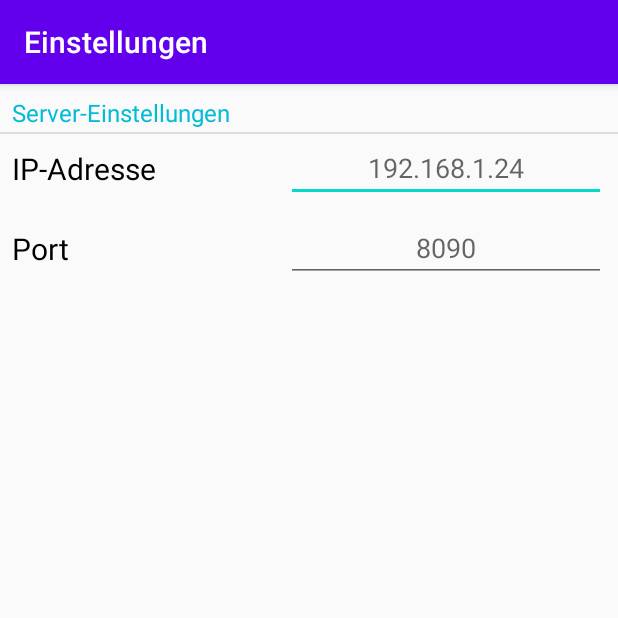
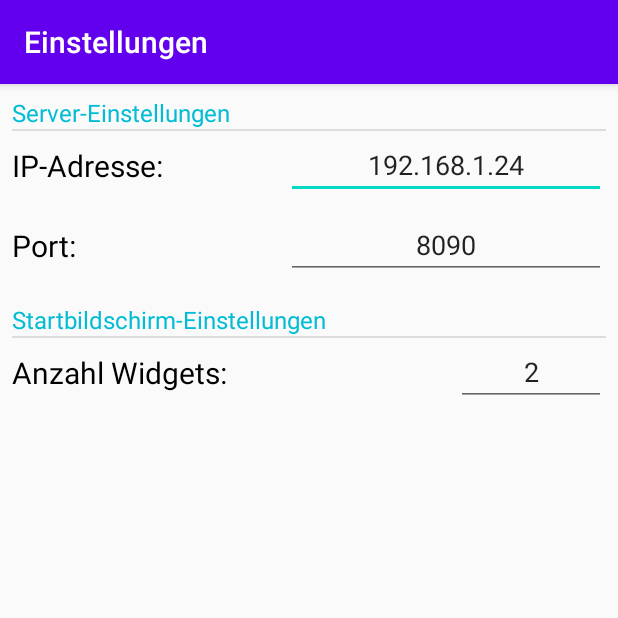
Before and after one commit to maxkofler/HomeNet-App, an Android app: the screen it shows after launch (Settings), in the options menu, after a tap on "Settings", on a phone screen of 412 x 824 dp, the top half of it. Run offline under Robolectric (Android 15) with nearby library versions, the phone set to English and light mode, and no system bars; our stand-ins replace navigation-ui; 1 statement that could not run was skipped.

Commit message:
Improved settings page, finalized server settings moved to V0.01 - first alpha!

```diff
--- a/app/build.gradle
+++ b/app/build.gradle
@@ -5,13 +5,14 @@ android {
     buildToolsVersion "30.0.2"
 
     defaultConfig {
-        applicationId "com.example.homenet"
+        applicationId 'sdt.maxkofler.homenet'
         minSdkVersion 24
         targetSdkVersion 30
         versionCode 1
-        versionName "1.0"
+        versionName '0.01'
 
         testInstrumentationRunner "androidx.test.runner.AndroidJUnitRunner"
+        versionNameSuffix 'beta'
     }
 
     buildTypes {
--- a/app/src/main/java/com/example/homenet/Settings.java
+++ b/app/src/main/java/com/example/homenet/Settings.java
@@ -1,11 +1,30 @@
 package com.example.homenet;
 
+import androidx.appcompat.app.AlertDialog;
 import androidx.appcompat.app.AppCompatActivity;
 
+import android.annotation.SuppressLint;
+import android.app.Activity;
+import android.content.Context;
+import android.content.DialogInterface;
+import android.content.Intent;
+import android.content.SharedPreferences;
 import android.os.Bundle;
-import android.os.Handler;
+import android.widget.EditText;
+import android.widget.Toast;
+
+import com.example.homenet.ui.home.HomeFragment;
+
+import static android.content.Intent.FLAG_ACTIVITY_NEW_TASK;
 
 public class Settings extends AppCompatActivity {
+
+    private SharedPreferences preferences;
+    private SharedPreferences.Editor prefseditor;
+
+    EditText et_server_ip;
+    EditText et_server_port;
+    EditText et_cTiles;
 
     @Override
     protected void onCreate(Bundle savedInstanceState) {
@@ -14,5 +33,71 @@ public class Settings extends AppCompatActivity {
 
         getSupportActionBar().setTitle(getString(R.string.title_settings));
 
+        preferences = getSharedPreferences(getString(R.string.key_hnSavesFile), Context.MODE_PRIVATE);
+        prefseditor = preferences.edit();
+
+        et_server_ip = findViewById(R.id.et_s_ip);
+        et_server_port = findViewById(R.id.et_s_port);
+        et_cTiles = findViewById(R.id.et_cTiles);
+
+        loadChanges();
+
+    }
+
+
+    private void saveChanges(){
+        prefseditor.putString(getString(R.string.key_ServerIP), et_server_ip.getText().toString());
+        prefseditor.putInt(getString(R.string.key_ServerPort), Integer.parseInt(et_server_port.getText().toString()));
+        prefseditor.putInt(getString(R.string.key_countTiles), Integer.parseInt(et_cTiles.getText().toString()));
+        prefseditor.commit();
+
+        runOnUiThread(new Runnable() {
+            @Override
+            public void run() {
+                Toast.makeText(getApplicationContext(), getString(R.string.opt_restart), Toast.LENGTH_LONG).show();
+                triggerRebirth(getApplicationContext());
+            }
+        });
+    }
+
+    public static void triggerRebirth(Context context) {
+        Intent intent = new Intent(context, MainActivity.class);
+        intent.addFlags(FLAG_ACTIVITY_NEW_TASK);
+        //intent.putExtra(KEY_RESTART_INTENT, nextIntent);
+        context.startActivity(intent);
+        if (context instanceof Activity) {
+            ((Activity) context).finish();
+        }
+
+        Runtime.getRuntime().exit(0);
+    }
+
+    private void loadChanges(){
+        et_server_ip.setText(preferences.getString(getString(R.string.key_ServerIP), "192.168.1.24"));
+        et_server_port.setText(Integer.toString(preferences.getInt(getString(R.string.key_ServerPort), 8090)));
+        et_cTiles.setText(Integer.toString(preferences.getInt(getString(R.string.key_countTiles), 2)));
+    }
+
+    @Override
+    public void onBackPressed() {
+        System.out.println("Back pressed, promting dialog!");
+        new AlertDialog.Builder(this)
+                .setTitle(getString(R.string.s_exit_title))
+                .setMessage(getString(R.string.s_exit_text))
+                .setNegativeButton(R.string.s_exit_no, new DialogInterface.OnClickListener() {
+                    @Override
+                    public void onClick(DialogInterface dialog, int which) {
+                        System.err.println("Discarding changes!");
+                        finish();
+                    }
+                })
+                .setPositiveButton(R.string.s_exit_yes, new DialogInterface.OnClickListener() {
+
+                    public void onClick(DialogInterface arg0, int arg1) {
+                        System.out.println("Saving changes!");
+                        saveChanges();
+                        finish();
+                    }
+                }).create().show();
     }
 }
--- a/app/src/main/java/com/example/homenet/ValueView.java
+++ b/app/src/main/java/com/example/homenet/ValueView.java
@@ -16,6 +16,8 @@ import androidx.constraintlayout.widget.ConstraintLayout;
 import com.example.homenet.weathersens.WSValueserver;
 
 public class ValueView extends ConstraintLayout {
+
+
 
     private TextView tv_desc_bigValue;
     private TextView tv_bigValue;
@@ -72,6 +74,13 @@ public class ValueView extends ConstraintLayout {
         tv_smValue1 = findViewById(R.id.sValue1);
         tv_desc_smValue2 = findViewById(R.id.desc_sValue2);
         tv_smValue2 = findViewById(R.id.sValue2);
+
+        this.setOnClickListener(new OnClickListener() {
+            @Override
+            public void onClick(View v) {
+                openChooseDialog();
+            }
+        });
     }
 
     public void initialize(int id, String ip, int port){
@@ -111,20 +120,18 @@ public class ValueView extends ConstraintLayout {
 
     }
 
-    @Override
+    /*@Override
     public boolean dispatchTouchEvent(MotionEvent event) {
-        System.out.println("Event!");
-        openChooseDialog();
+        if (event.getAction() != MotionEvent.ACTION_MOVE)
+        {
+            System.out.println("Event!");
+            openChooseDialog();
+            return super.dispatchTouchEvent(event);
+        }
         return super.dispatchTouchEvent(event);
-    }
+    }*/
 
 
-    @Override
-    public boolean dispatchKeyEvent(KeyEvent event) {
-        System.out.println("Event!");
-        openChooseDialog();
-        return super.dispatchKeyEvent(event);
-    }
 
     public void openChooseDialog(){
         System.out.println("Opening Choose dialog!");
--- a/app/src/main/java/com/example/homenet/ui/home/HomeFragment.java
+++ b/app/src/main/java/com/example/homenet/ui/home/HomeFragment.java
@@ -51,7 +51,7 @@ public class HomeFragment extends Fragment {
                 ViewModelProviders.of(this).get(HomeViewModel.class);
         View root = inflater.inflate(R.layout.fragment_home, container, false);
 
-        preferences = this.getActivity().getSharedPreferences("hnSettings", Context.MODE_PRIVATE);
+        preferences = this.getActivity().getSharedPreferences(getString(R.string.key_hnSavesFile), Context.MODE_PRIVATE);
         prefseditor = preferences.edit();
 
         ip = preferences.getString(getString(R.string.key_ServerIP), "192.168.1.24");
@@ -66,7 +66,7 @@ public class HomeFragment extends Fragment {
 
 
         ll = root.findViewById(R.id.ll_values);
-        int countViews = 2;
+        int countViews = preferences.getInt(getString(R.string.key_countTiles), 2);
 
         ValueView[] vs = new ValueView[countViews];
 
--- a/app/src/main/res/layout/activity_settings.xml
+++ b/app/src/main/res/layout/activity_settings.xml
@@ -16,6 +16,7 @@
 
             <TextView
                 android:id="@+id/tv_serverSettings"
+                style="@style/settings_header"
                 android:layout_width="wrap_content"
                 android:layout_height="wrap_content"
                 android:layout_marginStart="8dp"
@@ -26,13 +27,40 @@
                 app:layout_constraintStart_toStartOf="parent"
                 app:layout_constraintTop_toTopOf="parent" />
 
+            <TextView
+                android:id="@+id/tv_homeapp_settings"
+                style="@style/settings_header"
+                android:layout_width="wrap_content"
+                android:layout_height="wrap_content"
+                android:layout_marginStart="8dp"
+                android:layout_marginTop="16dp"
+                android:text="@string/home_settings"
+                android:textColor="@color/settings_headers"
+                android:textSize="16sp"
+                app:layout_constraintStart_toStartOf="parent"
+                app:layout_constraintTop_toBottomOf="@+id/et_s_port" />
+
             <View
                 android:id="@+id/divider"
-                android:layout_width="match_parent"
+                android:layout_width="0dp"
                 android:layout_height="1dp"
-                android:layout_marginTop="2dp"
+                android:layout_marginStart="8dp"
+                android:layout_marginEnd="8dp"
                 android:background="?android:attr/listDivider"
+                app:layout_constraintEnd_toEndOf="parent"
+                app:layout_constraintStart_toStartOf="parent"
                 app:layout_constraintTop_toBottomOf="@+id/tv_serverSettings" />
+
+            <View
+                android:id="@+id/divider2"
+                android:layout_width="0dp"
+                android:layout_height="1dp"
+                android:layout_marginStart="8dp"
+                android:layout_marginEnd="8dp"
+                android:background="?android:attr/listDivider"
+                app:layout_constraintEnd_toEndOf="parent"
+                app:layout_constraintStart_toStartOf="parent"
+                app:layout_constraintTop_toBottomOf="@+id/tv_homeapp_settings" />
 
             <TextView
                 android:id="@+id/tv_s_ip"
@@ -59,18 +87,18 @@
                 app:layout_constraintTop_toBottomOf="@+id/divider" />
 
             <TextView
-                android:id="@+id/et_s_port"
+                android:id="@+id/tv_s_port"
                 style="@style/settings_descs"
                 android:layout_width="wrap_content"
                 android:layout_height="wrap_content"
                 android:layout_marginStart="8dp"
                 android:text="@string/server_port"
-                app:layout_constraintBottom_toBottomOf="@+id/editTextTextPersonName2"
+                app:layout_constraintBottom_toBottomOf="@+id/et_s_port"
                 app:layout_constraintStart_toStartOf="parent"
-                app:layout_constraintTop_toTopOf="@+id/editTextTextPersonName2" />
+                app:layout_constraintTop_toTopOf="@+id/et_s_port" />
 
             <EditText
-                android:id="@+id/editTextTextPersonName2"
+                android:id="@+id/et_s_port"
                 android:layout_width="wrap_content"
                 android:layout_height="wrap_content"
                 android:layout_marginTop="8dp"
@@ -81,6 +109,29 @@
                 android:textAlignment="center"
                 app:layout_constraintEnd_toEndOf="parent"
                 app:layout_constraintTop_toBottomOf="@+id/et_s_ip" />
+
+            <TextView
+                android:id="@+id/tv_cTiles"
+                style="@style/settings_descs"
+                android:layout_width="wrap_content"
+                android:layout_height="wrap_content"
+                android:layout_marginStart="8dp"
+                android:text="@string/count_tiles"
+                app:layout_constraintBottom_toBottomOf="@+id/et_cTiles"
+                app:layout_constraintStart_toStartOf="parent"
+                app:layout_constraintTop_toTopOf="@+id/et_cTiles" />
+
+            <EditText
+                android:id="@+id/et_cTiles"
+                android:layout_width="100dp"
+                android:layout_height="wrap_content"
+                android:layout_marginEnd="8dp"
+                android:ems="10"
+                android:gravity="center"
+                android:hint="2"
+                android:inputType="number"
+                app:layout_constraintEnd_toEndOf="parent"
+                app:layout_constraintTop_toBottomOf="@+id/divider2" />
         </androidx.constraintlayout.widget.ConstraintLayout>
     </ScrollView>
 </androidx.constraintlayout.widget.ConstraintLayout>
--- a/app/src/main/res/values/strings.xml
+++ b/app/src/main/res/values/strings.xml
@@ -25,6 +25,10 @@
     <string name="cVD_sV1ID">ID des 1. kleinen Werts:</string>
     <string name="cVD_sV2ID">ID des 2. kleinen Werts:</string>
 
+    //Informations
+
+    <string name="pls_restart">Bitte App neu starten um Änderungen zu übernehmen!</string>
+    <string name="opt_restart">Eventuell App neu starten!</string>
 
     //Error Messages
 
@@ -33,8 +37,12 @@
 
     //Preferences keys
 
+    <string name="key_hnSavesFile">hnSettings</string>
+
     <string name="key_ServerIP">serverIP</string>
     <string name="key_ServerPort">serverPort</string>
+
+    <string name="key_countTiles">countTiles</string>
 
     //Titles
 
@@ -45,6 +53,19 @@
         //Server settings
         <string name="server_settings">Server-Einstellungen</string>
 
-        <string name="server_ip">IP-Adresse</string>
-        <string name="server_port">Port</string>
+        <string name="server_ip">IP-Adresse:</string>
+        <string name="server_port">Port:</string>
+
+        //Home fragment appearance settings
+        <string name="home_settings">Startbildschirm-Einstellungen</string>
+
+        <string name="count_tiles">Anzahl Widgets:</string>
+
+        //Exit prompt
+        <string name="s_exit_title">Speichern?</string>
+        <string name="s_exit_text">Sollen die änderungen gespeichert werden?</string>
+
+        <string name="s_exit_yes">Ja</string>
+        <string name="s_exit_no">Nein</string>
+
 </resources>
--- a/app/src/main/res/values/styles.xml
+++ b/app/src/main/res/values/styles.xml
@@ -17,6 +17,12 @@
         <item name="android:textSize">20sp</item>
     </style>
 
+    <style name="settings_header">
+        <!-- Customize your theme here. -->
+        <item name="android:textColor">@color/settings_headers</item>
+        <item name="android:textSize">25sp</item>
+    </style>
+
     <style name="AppTheme.AppBarOverlay" parent="ThemeOverlay.AppCompat.Dark.ActionBar" />
 
     <style name="AppTheme.PopupOverlay" parent="ThemeOverlay.AppCompat.Light" />
```
Also changed, not shown: app/src/main/java/com/example/homenet/ConfigureValueDisplay.java (+57 -0 lines), app/src/main/res/layout/app_bar_main.xml (+0 -8 lines).
